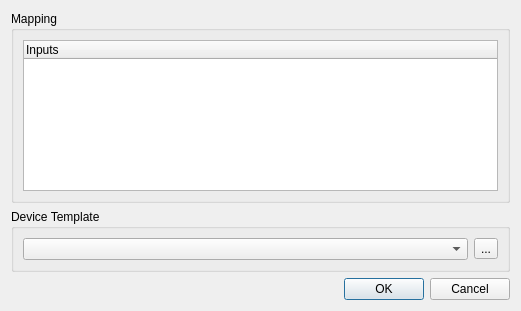
The window that main/inputpatcheditor.ui (Andersbakken/qlc) describes before a commit, drawn with Qt 5.
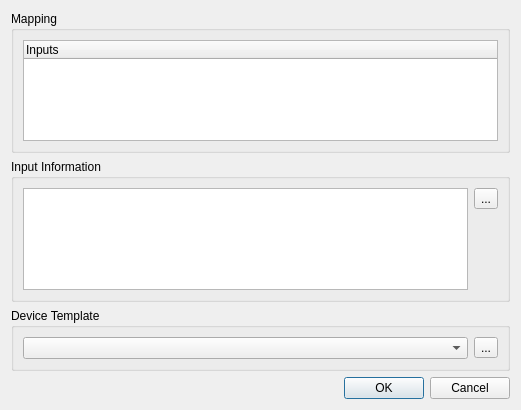
The same window after the commit.

Commit message:
* libs/common/qlcinplugin.h * libs/hidinput/hidinput.cpp * libs/hidinput/hidinput.h * libs/libs.pro * libs/midiinput/unix-midiinput.cpp * libs/midiinput/unix-midiinput.h * libs/midiinput/win32-midiinput.cpp * libs/midiinput/win32-midiinput.h * main/inputmanager.cpp * main/inputmap.cpp * main/inputmap.h * main/inputpatcheditor.cpp * main/inputpatcheditor.h * main/inputpatcheditor.ui
Implemented the same kind of status info scheme to input plugins as
output plugins.

The edit to the form file:
```diff
--- a/main/inputpatcheditor.ui
+++ b/main/inputpatcheditor.ui
@@ -6,7 +6,7 @@
     <x>0</x>
     <y>0</y>
     <width>521</width>
-    <height>311</height>
+    <height>410</height>
    </rect>
   </property>
   <property name="windowTitle" >
@@ -37,6 +37,47 @@
      </layout>
     </widget>
    </item>
+   <item>
+    <widget class="QGroupBox" name="m_infoGroup" >
+     <property name="title" >
+      <string>Input Information</string>
+     </property>
+     <layout class="QGridLayout" name="gridLayout_2" >
+      <item rowspan="2" row="0" column="0" >
+       <widget class="QTextBrowser" name="m_infoBrowser" />
+      </item>
+      <item row="0" column="1" >
+       <widget class="QToolButton" name="m_configureButton" >
+        <property name="text" >
+         <string>...</string>
+        </property>
+        <property name="iconSize" >
+         <size>
+          <width>26</width>
+          <height>26</height>
+         </size>
+        </property>
+       </widget>
+      </item>
+      <item row="1" column="1" >
+       <spacer name="verticalSpacer" >
+        <property name="orientation" >
+         <enum>Qt::Vertical</enum>
+        </property>
+        <property name="sizeType" >
+         <enum>QSizePolicy::Maximum</enum>
+        </property>
+        <property name="sizeHint" stdset="0" >
+         <size>
+          <width>20</width>
+          <height>54</height>
+         </size>
+        </property>
+       </spacer>
+      </item>
+     </layout>
+    </widget>
+   </item>
    <item>
     <widget class="QGroupBox" name="m_deviceGroup" >
      <property name="sizePolicy" >
```
The commit also changes 14 other files.
